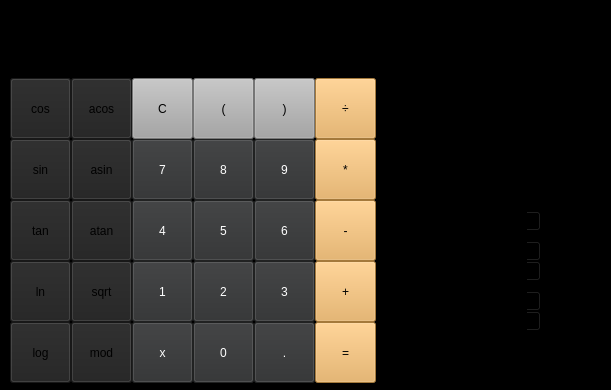
The window that src/SmartCalc/mainwindow.ui (Polliver-hub/SmartCalc_v1.0.) describes before a commit, drawn with Qt 5.
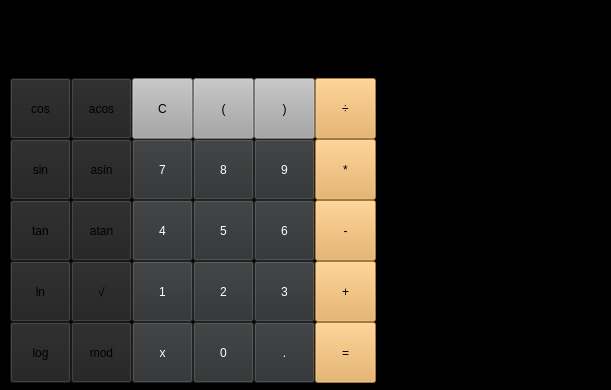
The same window after the commit.

```diff
--- a/src/SmartCalc/mainwindow.ui
+++ b/src/SmartCalc/mainwindow.ui
@@ -419,7 +419,7 @@
      <string notr="true">background-color: rgb(33, 33, 33);</string>
     </property>
     <property name="text">
-     <string>sqrt</string>
+     <string>√</string>
     </property>
    </widget>
    <widget class="QPushButton" name="pushButton_asin">
@@ -556,49 +556,129 @@
      <rect>
       <x>460</x>
       <y>210</y>
-      <width>81</width>
+      <width>91</width>
       <height>22</height>
      </rect>
     </property>
-   </widget>
-   <widget class="QDoubleSpinBox" name="doubleSpinBox_2">
-    <property name="geometry">
-     <rect>
-      <x>460</x>
-      <y>240</y>
-      <width>81</width>
-      <height>22</height>
-     </rect>
+    <property name="font">
+     <font>
+      <kerning>true</kerning>
+     </font>
     </property>
+    <property name="frame">
+     <bool>true</bool>
+    </property>
+    <property name="buttonSymbols">
+     <enum>QAbstractSpinBox::NoButtons</enum>
+    </property>
+    <property name="decimals">
+     <number>7</number>
+    </property>
+    <property name="minimum">
+     <double>-1000000.000000000000000</double>
+    </property>
+    <property name="maximum">
+     <double>1000000.000000000000000</double>
+    </property>
    </widget>
    <widget class="QDoubleSpinBox" name="doubleSpinBox_3">
     <property name="geometry">
      <rect>
       <x>460</x>
       <y>260</y>
-      <width>81</width>
+      <width>91</width>
       <height>22</height>
      </rect>
     </property>
+    <property name="frame">
+     <bool>true</bool>
+    </property>
+    <property name="buttonSymbols">
+     <enum>QAbstractSpinBox::NoButtons</enum>
+    </property>
+    <property name="keyboardTracking">
+     <bool>true</bool>
+    </property>
+    <property name="decimals">
+     <number>7</number>
+    </property>
+    <property name="maximum">
+     <double>1000000.000000000000000</double>
+    </property>
+    <property name="value">
+     <double>20.000000000000000</double>
+    </property>
    </widget>
    <widget class="QDoubleSpinBox" name="doubleSpinBox_4">
     <property name="geometry">
      <rect>
       <x>460</x>
-      <y>290</y>
-      <width>81</width>
+      <y>240</y>
+      <width>91</width>
       <height>22</height>
      </rect>
     </property>
+    <property name="buttonSymbols">
+     <enum>QAbstractSpinBox::NoButtons</enum>
+    </property>
+    <property name="decimals">
+     <number>7</number>
+    </property>
+    <property name="minimum">
+     <double>-1000000.000000000000000</double>
+    </property>
+    <property name="maximum">
+     <double>0.000000000000000</double>
+    </property>
+    <property name="value">
+     <double>-20.000000000000000</double>
+    </property>
    </widget>
    <widget class="QDoubleSpinBox" name="doubleSpinBox_5">
     <property name="geometry">
      <rect>
       <x>460</x>
       <y>310</y>
-      <width>81</width>
+      <width>91</width>
       <height>22</height>
      </rect>
+    </property>
+    <property name="buttonSymbols">
+     <enum>QAbstractSpinBox::NoButtons</enum>
+    </property>
+    <property name="decimals">
+     <number>7</number>
+    </property>
+    <property name="maximum">
+     <double>1000000.000000000000000</double>
+    </property>
+    <property name="value">
+     <double>20.000000000000000</double>
+    </property>
+   </widget>
+   <widget class="QDoubleSpinBox" name="doubleSpinBox_range_min">
+    <property name="geometry">
+     <rect>
+      <x>460</x>
+      <y>290</y>
+      <width>91</width>
+      <height>22</height>
+     </rect>
+    </property>
+    <property name="buttonSymbols">
+     <enum>QAbstractSpinBox::NoButtons</enum>
+    </property>
+    <property name="decimals">
+     <number>7</number>
+    </property>
+    <property name="minimum">
+     <double>-1000000.000000000000000</double>
+    </property>
+    <property name="maximum">
+     <double>0.000000000000000</double>
+    </property>
+    <property name="value">
+     <double>-20.000000000000000</double>
     </property>
    </widget>
    <widget class="QLabel" name="label_SetX">
```
Left out of the diff: 8 changed lines with no effect on the pictures.
